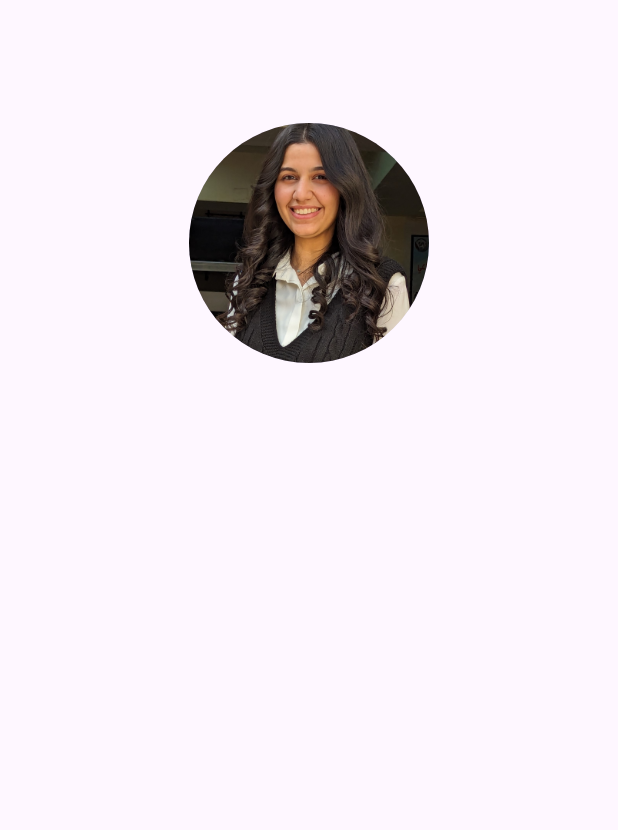
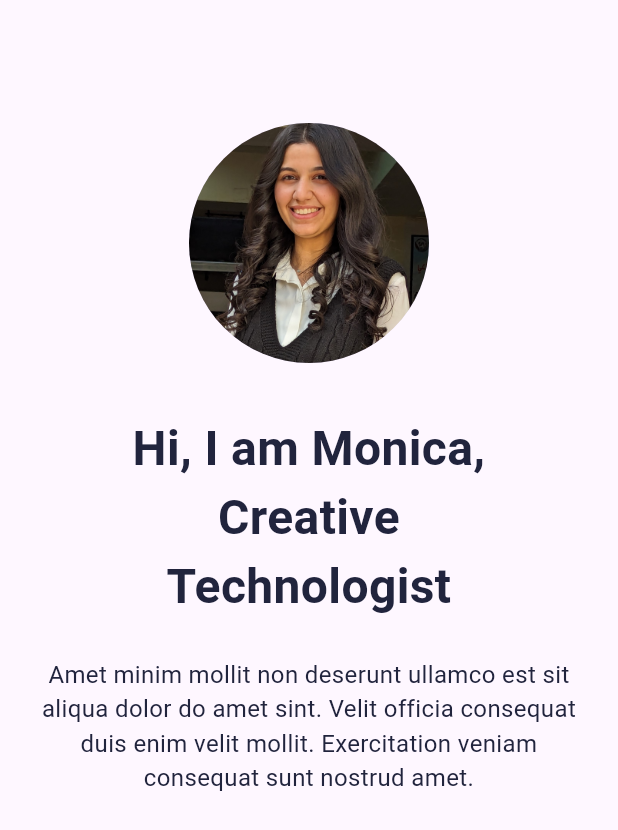
Before and after one commit to MonicaSaeed/Flutter-Portfolio-Project, a Flutter app: the screen it shows after launch, on a phone screen of 412 x 824 dp. Shown: the top 830 px of the screen. Run offline on Flutter 3.47's test engine with Material 3 defaults, Android fonts, the phone set to English and light mode, and no system bars.

Commit message:
add text

```diff
--- a/portfolio_project/lib/portfolio_screen.dart
+++ b/portfolio_project/lib/portfolio_screen.dart
@@ -15,7 +15,38 @@ class PortfolioScreen extends StatelessWidget {
             CircleAvatar(
               radius: 80,
               backgroundImage: AssetImage('assets/images/me.jpg'),
-            )
+              // child: SvgPicture.asset(
+              //   'assets/images/me.svg',
+              //   width: 180,
+              //   height: 180,
+              //   fit: BoxFit.cover,
+              // ),
+            ),
+            SizedBox(
+              height: 34,
+            ),
+            Text(
+              'Hi, I am Monica,\nCreative\nTechnologist',
+              textAlign: TextAlign.center,
+              style: TextStyle(
+                  fontSize: 32,
+                  fontWeight: FontWeight.bold,
+                  color: Color(0xFF21243d)),
+            ),
+            SizedBox(
+              height: 24,
+            ),
+            Padding(
+              padding: const EdgeInsets.symmetric(horizontal: 24),
+              child: Text(
+                'Amet minim mollit non deserunt ullamco est sit aliqua dolor do amet sint. Velit officia consequat duis enim velit mollit. Exercitation veniam consequat sunt nostrud amet.',
+                textAlign: TextAlign.center,
+                style: TextStyle(
+                  fontSize: 16,
+                  color: Color(0xFF21243d),
+                ),
+              ),
+            ),
           ],
         ),
       ),
--- a/portfolio_project/pubspec.yaml
+++ b/portfolio_project/pubspec.yaml
@@ -35,6 +35,7 @@ dependencies:
   # The following adds the Cupertino Icons font to your application.
   # Use with the CupertinoIcons class for iOS style icons.
   cupertino_icons: ^1.0.8
+  flutter_svg: ^2.1.0
 
 dev_dependencies:
   flutter_test:
```
Also changed, not shown: portfolio_project/pubspec.lock.
